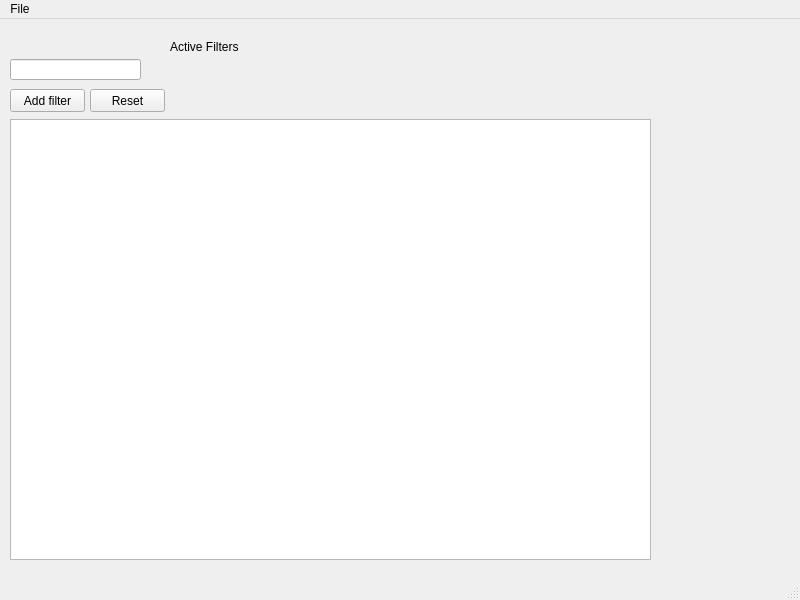
First picture: the form in gui/main_window.ui, repository Keisa432/UBD_tool, before the edit.
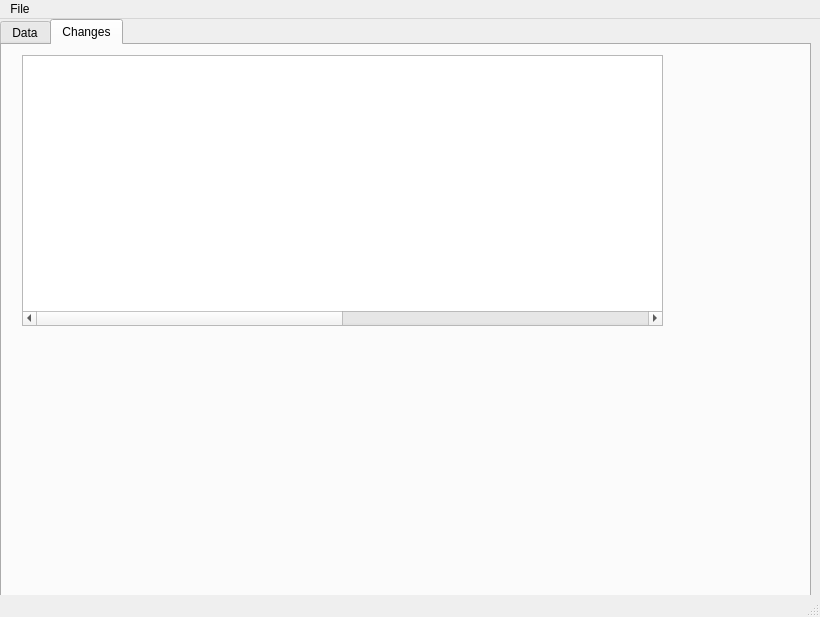
Second picture: the form after the edit. The open tabs and pages were chosen to show the change. Icons and pictures are not drawn.

Commit message: MOD: add second tab, mark columns

```diff
--- a/gui/main_window.ui
+++ b/gui/main_window.ui
@@ -6,28 +6,57 @@
    <rect>
     <x>0</x>
     <y>0</y>
-    <width>800</width>
-    <height>600</height>
+    <width>820</width>
+    <height>617</height>
    </rect>
   </property>
   <property name="windowTitle">
    <string>MainWindow</string>
   </property>
   <widget class="QWidget" name="centralwidget">
+   <widget class="QTabWidget" name="tabWidget">
+    <property name="geometry">
+     <rect>
+      <x>0</x>
+      <y>0</y>
+      <width>811</width>
+      <height>581</height>
+     </rect>
+    </property>
+    <property name="currentIndex">
+     <number>0</number>
+    </property>
+    <property name="tabBarAutoHide">
+     <bool>true</bool>
+    </property>
+    <widget class="QWidget" name="tab">
+     <attribute name="title">
+      <string>Data</string>
+     </attribute>
+     <widget class="QTableView" name="inventoryTable">
+      <property name="geometry">
+       <rect>
+        <x>10</x>
+        <y>100</y>
+        <width>681</width>
+        <height>441</height>
+       </rect>
+      </property>
+     </widget>
    <widget class="QLineEdit" name="lineEdit">
     <property name="geometry">
      <rect>
-      <x>10</x>
+        <x>20</x>
       <y>40</y>
       <width>131</width>
-      <height>21</height>
+        <height>16</height>
      </rect>
     </property>
    </widget>
    <widget class="QPushButton" name="add_filter">
     <property name="geometry">
      <rect>
-      <x>10</x>
+        <x>20</x>
       <y>70</y>
       <width>75</width>
       <height>23</height>
@@ -40,7 +69,7 @@
    <widget class="QPushButton" name="clear_filters">
     <property name="geometry">
      <rect>
-      <x>90</x>
+        <x>100</x>
       <y>70</y>
       <width>75</width>
       <height>23</height>
@@ -50,29 +79,24 @@
      <string>Reset</string>
     </property>
    </widget>
-   <widget class="QTableView" name="inventoryTable">
+     <widget class="QGroupBox" name="groupBox">
     <property name="geometry">
      <rect>
-      <x>10</x>
-      <y>100</y>
-      <width>641</width>
-      <height>441</height>
-     </rect>
-    </property>
-   </widget>
-   <widget class="QLabel" name="label">
-    <property name="geometry">
-     <rect>
-      <x>170</x>
-      <y>20</y>
-      <width>71</width>
-      <height>16</height>
-     </rect>
-    </property>
-    <property name="text">
-     <string>Active Filters</string>
-    </property>
-   </widget>
+        <x>180</x>
+        <y>10</y>
+        <width>391</width>
+        <height>81</height>
+       </rect>
+      </property>
+      <property name="title">
+       <string>Active filters</string>
+      </property>
+      <property name="flat">
+       <bool>false</bool>
+      </property>
+      <property name="checkable">
+       <bool>false</bool>
+      </property>
    <widget class="QWidget" name="horizontalLayoutWidget">
     <property name="geometry">
      <rect>
@@ -85,12 +109,81 @@
     <layout class="QHBoxLayout" name="active_filter_layout"/>
    </widget>
   </widget>
+    </widget>
+    <widget class="QWidget" name="tab_2">
+     <attribute name="title">
+      <string>Changes</string>
+     </attribute>
+     <widget class="QTableWidget" name="changeTableWidget">
+      <property name="geometry">
+       <rect>
+        <x>20</x>
+        <y>10</y>
+        <width>641</width>
+        <height>271</height>
+       </rect>
+      </property>
+      <property name="columnCount">
+       <number>12</number>
+      </property>
+      <attribute name="horizontalHeaderVisible">
+       <bool>false</bool>
+      </attribute>
+      <attribute name="horizontalHeaderShowSortIndicator" stdset="0">
+       <bool>false</bool>
+      </attribute>
+      <attribute name="horizontalHeaderStretchLastSection">
+       <bool>true</bool>
+      </attribute>
+      <attribute name="verticalHeaderVisible">
+       <bool>false</bool>
+      </attribute>
+      <column>
+       <property name="text">
+        <string>Material</string>
+       </property>
+      </column>
+      <column>
+       <property name="text">
+        <string>Material Desc</string>
+       </property>
+      </column>
+      <column>
+       <property name="text">
+        <string>Unrestr.</string>
+       </property>
+      </column>
+      <column>
+       <property name="text">
+        <string>Batch</string>
+       </property>
+      </column>
+      <column>
+       <property name="text">
+        <string>SLoc</string>
+       </property>
+      </column>
+      <column>
+       <property name="text">
+        <string>SLoc new</string>
+       </property>
+      </column>
+      <column/>
+      <column/>
+      <column/>
+      <column/>
+      <column/>
+      <column/>
+     </widget>
+    </widget>
+   </widget>
+  </widget>
   <widget class="QMenuBar" name="menubar">
    <property name="geometry">
     <rect>
      <x>0</x>
      <y>0</y>
-     <width>800</width>
+     <width>820</width>
      <height>21</height>
     </rect>
    </property>
```
Left out of the diff: 28 changed lines with no effect on the pictures. Lines whose indentation alone changed are shown as unchanged. The commit also changes 5 other files.
